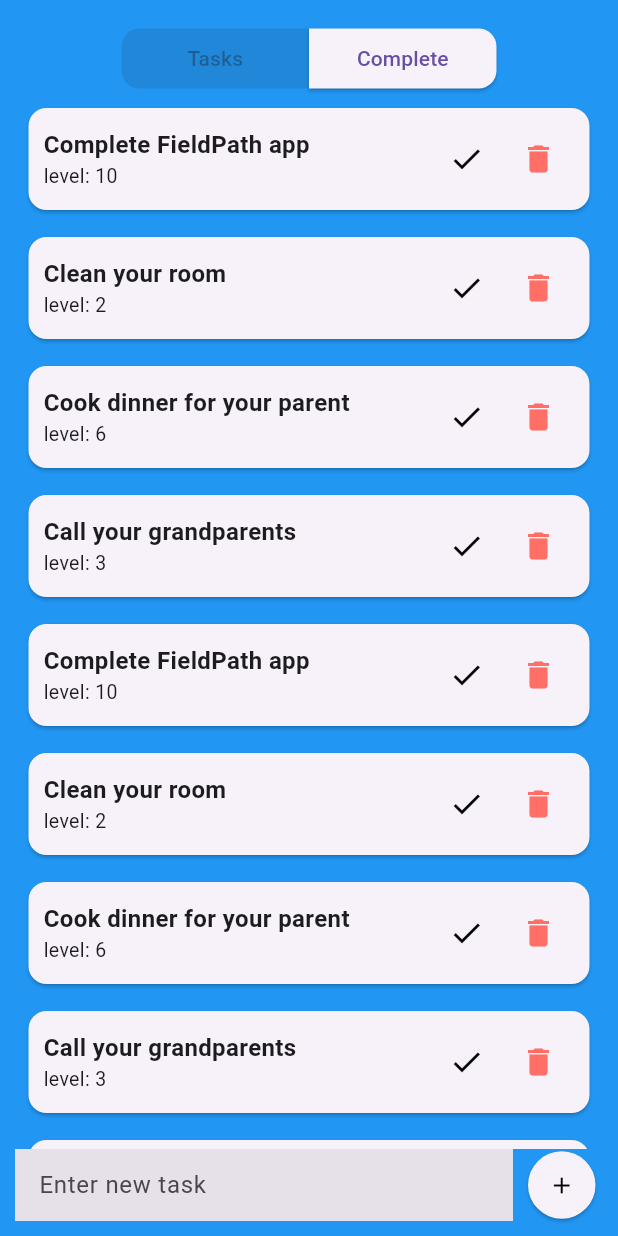
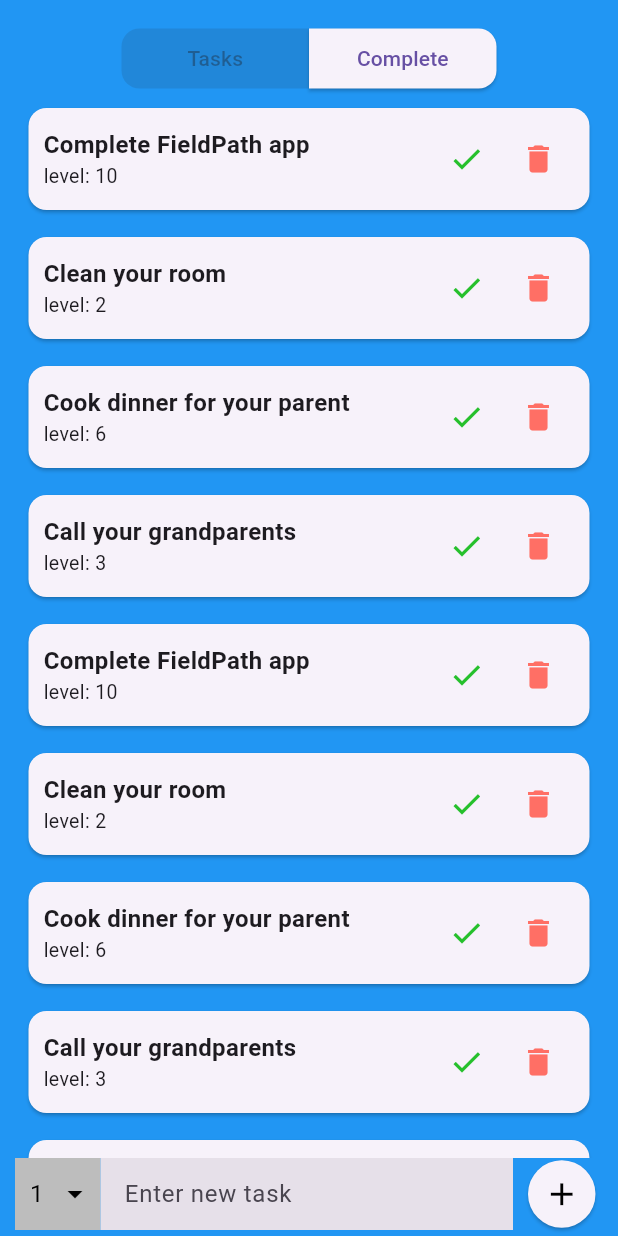
Before and after one commit to drapek9/ToDoAppFlutter, a Flutter app: the screen it shows after launch, on a phone screen of 412 x 824 dp. Run offline on Flutter 3.47's test engine with Material 3 defaults, Android fonts, the phone set to English and light mode, and no system bars; our stand-ins replace flutter_spinkit.

Commit message:
nastavení levelu tasku + funkce pro restore completed tasku + delete completed task + trošku nastylovaný výběr levelu

```diff
--- a/lib/home_page/homepage_screen.dart
+++ b/lib/home_page/homepage_screen.dart
@@ -16,6 +16,7 @@
   List<CompleteTask> tasksComplete = [];
   bool showTasks = true;
   int lengthAddText = 0;
+  int selectedLevel = 1;
 
   TextEditingController myController = TextEditingController();
 
@@ -23,6 +24,33 @@
     setState(() {
       tasks.add(Task(level: level, taskName: taskName));
     });
+  }
+
+  void deleteTask (Task theTask){
+    setState(() {
+      tasks.remove(theTask);
+    });
+
+  }
+
+  void deleteCompletedTask (CompleteTask theTask){
+    setState(() {
+      tasksComplete.remove(theTask);
+    });
+  }
+
+  void completedTask (Task theTask){
+    CompleteTask newCompleteTask = CompleteTask(taskName: theTask.taskName, level: theTask.level);
+    setState(() {
+      tasksComplete.add(newCompleteTask);
+    });
+    deleteTask(theTask);
+  }
+
+  void restoreTask (CompleteTask theTask){
+
+    addTaskToTasks(theTask.taskName, theTask.level);
+    deleteCompletedTask(theTask);
   }
 
   @override
@@ -38,21 +66,6 @@
     Map data = ModalRoute.of(context)?.settings.arguments as Map<dynamic, dynamic>;
     tasks = data["tasks"];
     tasksComplete = data["complete_tasks"];
-
-    void deleteTask (Task theTask){
-      setState(() {
-        tasks.remove(theTask);
-      });
-
-    }
-
-    void completedTask (Task theTask){
-      CompleteTask newCompleteTask = CompleteTask(taskName: theTask.taskName);
-      setState(() {
-        tasksComplete.add(newCompleteTask);
-      });
-      deleteTask(theTask);
-    }
 
     return Scaffold(
       backgroundColor: Colors.blue,
@@ -122,13 +135,40 @@
                       completedFunction: completedTask),
                     CompletePart(
                       dataCompleteTasks: tasksComplete,
+                      restoreFunction: restoreTask,
+                      deleteFunction: deleteCompletedTask
                       )],
                 ),
               ),
               Padding(
-                padding: const EdgeInsets.fromLTRB(10, 0, 10, 10),
+                padding: const EdgeInsets.fromLTRB(10, 0, 10, 4),
                 child: Row(
                   children: [
+                    Container(
+                      color: Colors.grey[400],
+                      child: DropdownButton<int>(
+                        dropdownColor: Colors.grey[400],
+                        underline: SizedBox(),
+                        padding: EdgeInsets.only(left: 10, right: 5),
+                        style: TextStyle(
+                          color: Colors.black,
+                          fontSize: 16
+                        ),
+                        iconEnabledColor: Colors.black,
+                        value: selectedLevel,
+                        items: List.generate(10, (index) => index + 1).map(
+                          (num) => DropdownMenuItem<int>(
+
+                            value: num,
+                            child: Text("$num"),
+                        )
+                        ).toList(),
+                        onChanged: (theValue){
+                          setState(() {
+                            selectedLevel = theValue!;
+                          });
+                        },),
+                    ),
                     Expanded(
                       child: TextField(
                         maxLength: 50,
@@ -141,7 +181,7 @@
                           fillColor: Colors.grey[375],
                           border: InputBorder.none,
                           hintText: "Enter new task",
-                          suffixText: "${lengthAddText}/50"
+                          suffixText: "$lengthAddText/50"
                         ),
                       ),
                     ),
@@ -160,13 +200,14 @@
                             String textFieldContent = myController.text.trim();
 
                             if (textFieldContent != ""){
-                              addTaskToTasks(textFieldContent, 10);
+                              addTaskToTasks(textFieldContent, selectedLevel);
                               myController.clear();
                             }
                           },
                           child: Icon(
                             Icons.add,
-                            color: Colors.black,)),
+                            color: Colors.black,
+                            size: 25,)),
                       ),
                     )
                   ],
--- a/lib/home_page/parts_content/tasks_part.dart
+++ b/lib/home_page/parts_content/tasks_part.dart
@@ -62,7 +62,7 @@
                               },
                               icon: Icon(
                                 Icons.check,
-                                color: Colors.black,)),
+                                color: const Color.fromARGB(255, 37, 192, 43),)),
                             IconButton(
                               onPressed: (){
                                 widget.deleteFunction(
--- a/lib/loading/loading_screen.dart
+++ b/lib/loading/loading_screen.dart
@@ -30,8 +30,8 @@
       ];
 
     List<CompleteTask> dataComplete = [
-      CompleteTask(taskName: "Začít projekt ve flutter"),
-      CompleteTask(taskName: "Zkontrolovat google cloud console"),
+      CompleteTask(taskName: "Začít projekt ve flutter", level: 2),
+      CompleteTask(taskName: "Zkontrolovat google cloud console", level: 3),
     ];
     Navigator.pushNamed(context, "/home", arguments: {
       "tasks": data,
--- a/lib/structures/task_logic.dart
+++ b/lib/structures/task_logic.dart
@@ -8,6 +8,7 @@
 
 class CompleteTask {
   String taskName;
+  int level;
 
-  CompleteTask({required this.taskName});
+  CompleteTask({required this.taskName, required this.level});
 }
```
Also changed, not shown: lib/home_page/parts_content/complete_part.dart (+56 -10 lines).
